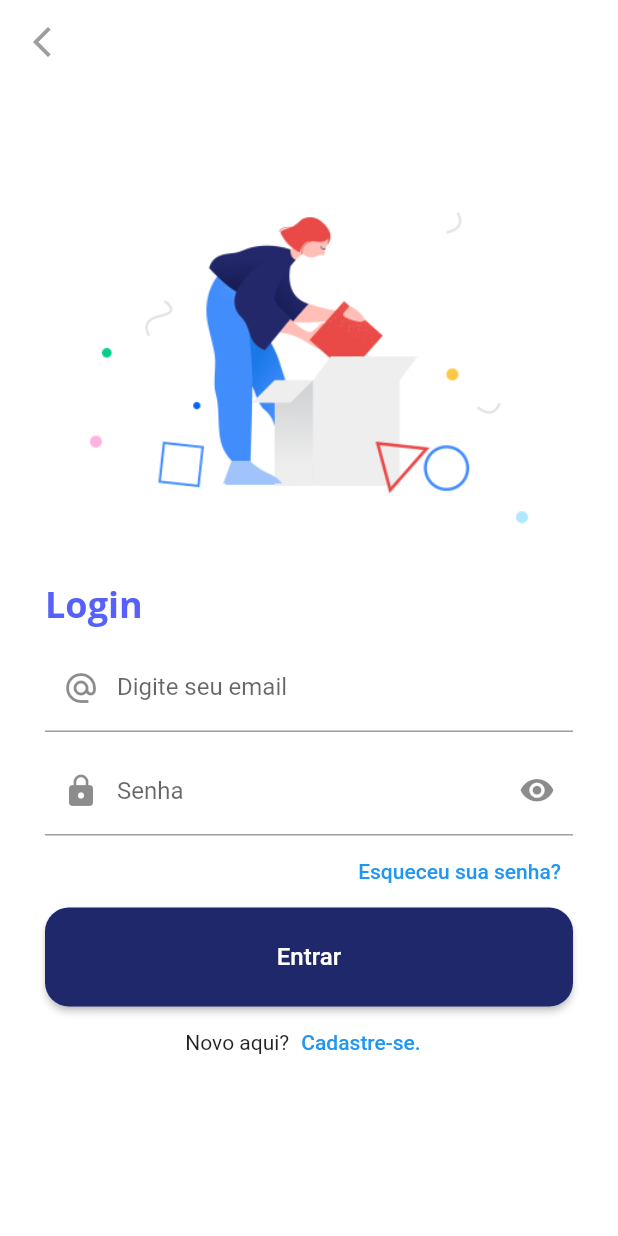
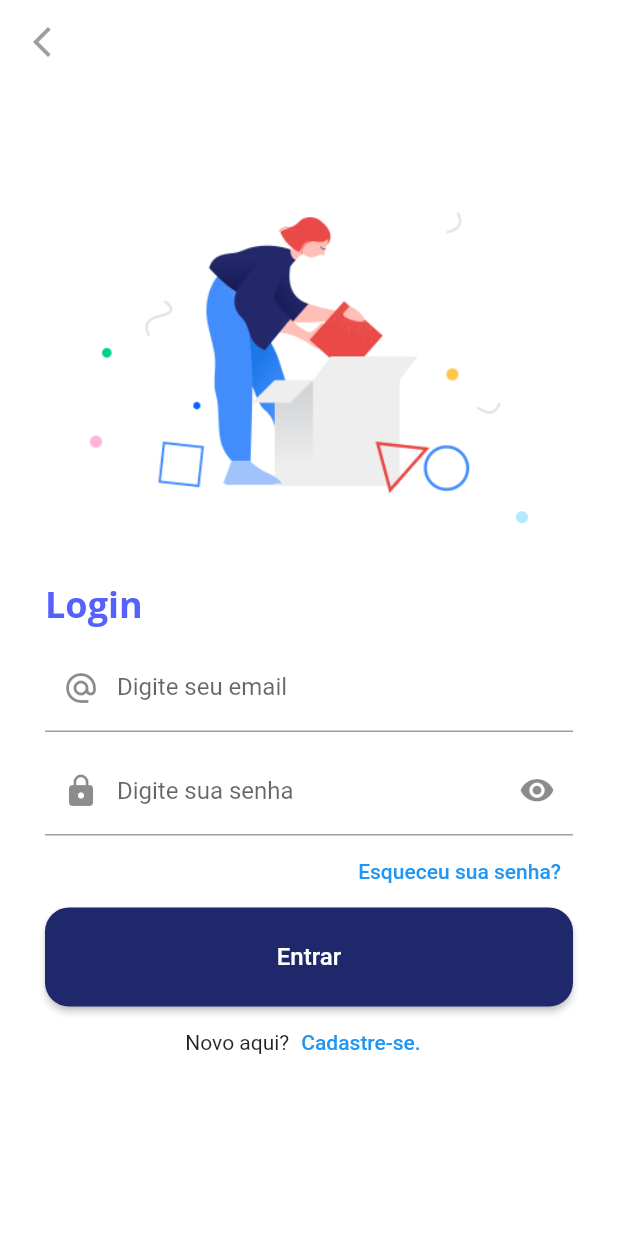
Before and after one commit to islycodes/jobfinder-flutter, a Flutter app: the screen it shows after launch, after a tap on "Entrar", on a phone screen of 412 x 824 dp. Run offline on Flutter 3.47's test engine with Material 2 defaults, Android fonts, the phone set to English and light mode, and no system bars; our stand-ins replace flutter_svg; Roboto replaces fonts that are missing (Open Sans).

Commit message:
Update tela_login.dart

```diff
--- a/lib/pages/view/Auth/tela_login.dart
+++ b/lib/pages/view/Auth/tela_login.dart
@@ -68,7 +68,8 @@ class _TelaLoginState extends State<TelaLogin> {
                     Column(children: [
                       campoTexto(
                           'Digite seu email', txtEmail, Icons.alternate_email),
-                      CampoSenha(rotulo: 'Senha', variavel: txtSenha),
+                      CampoSenha(
+                          rotulo: 'Digite sua senha', variavel: txtSenha),
                       Row(
                         mainAxisAlignment: MainAxisAlignment.end,
                         children: [
```
